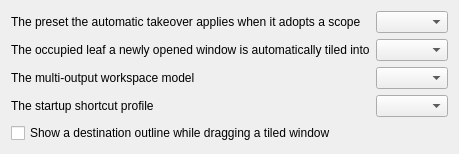
beefsack/plasma-auto-tiler, file kwin/contents/ui/config.ui: the form before one commit.
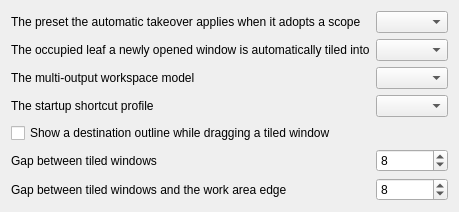
The form after the commit.

Diff of the .ui file:
```diff
--- a/kwin/contents/ui/config.ui
+++ b/kwin/contents/ui/config.ui
@@ -50,6 +50,46 @@
        </property>
       </widget>
      </item>
+     <item row="5" column="0">
+      <widget class="QLabel" name="label_innerGap">
+       <property name="text">
+        <string>Gap between tiled windows</string>
+       </property>
+      </widget>
+     </item>
+     <item row="5" column="1">
+      <widget class="QSpinBox" name="kcfg_innerGap">
+       <property name="minimum">
+        <number>0</number>
+       </property>
+       <property name="maximum">
+        <number>64</number>
+       </property>
+       <property name="value">
+        <number>8</number>
+       </property>
+      </widget>
+     </item>
+     <item row="6" column="0">
+      <widget class="QLabel" name="label_outerGap">
+       <property name="text">
+        <string>Gap between tiled windows and the work area edge</string>
+       </property>
+      </widget>
+     </item>
+     <item row="6" column="1">
+      <widget class="QSpinBox" name="kcfg_outerGap">
+       <property name="minimum">
+        <number>0</number>
+       </property>
+       <property name="maximum">
+        <number>64</number>
+       </property>
+       <property name="value">
+        <number>8</number>
+       </property>
+      </widget>
+     </item>
    </layout>
  </widget>
  <resources/>
```
